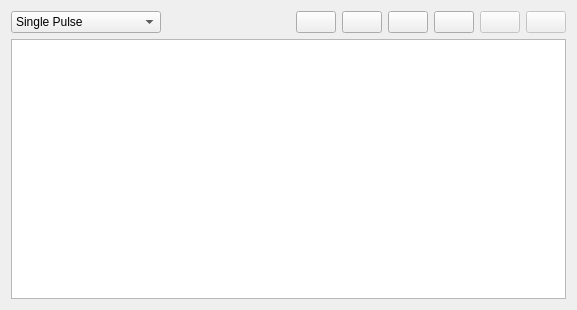
First picture: the form in galapagos/gui/qt/galapagos/GalSequenceWidget.ui, repository gsi-ee/drivers, before the edit.
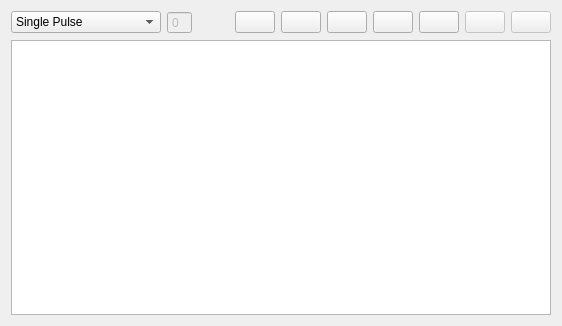
Second picture: the form after the edit. Icons and pictures are not drawn.

What changed in the file:
```diff
--- a/galapagos/gui/qt/galapagos/GalSequenceWidget.ui
+++ b/galapagos/gui/qt/galapagos/GalSequenceWidget.ui
@@ -6,8 +6,8 @@
    <rect>
     <x>0</x>
     <y>0</y>
-    <width>577</width>
-    <height>310</height>
+    <width>562</width>
+    <height>326</height>
    </rect>
   </property>
   <property name="windowTitle">
@@ -47,6 +47,22 @@
        </item>
       </widget>
      </item>
+     <item>
+      <widget class="QSpinBox" name="SequenceIDSpinBox">
+       <property name="enabled">
+        <bool>false</bool>
+       </property>
+       <property name="toolTip">
+        <string>unique id of selected sequence</string>
+       </property>
+       <property name="readOnly">
+        <bool>false</bool>
+       </property>
+       <property name="buttonSymbols">
+        <enum>QAbstractSpinBox::NoButtons</enum>
+       </property>
+      </widget>
+     </item>
      <item>
       <spacer name="horizontalSpacer">
        <property name="orientation">
@@ -88,6 +104,20 @@
        </property>
       </widget>
      </item>
+     <item>
+      <widget class="QPushButton" name="SequenceDeleteButton">
+       <property name="toolTip">
+        <string>&lt;html&gt;&lt;head/&gt;&lt;body&gt;&lt;p&gt;Remove selected sequence from setup&lt;/p&gt;&lt;/body&gt;&lt;/html&gt;</string>
+       </property>
+       <property name="text">
+        <string/>
+       </property>
+       <property name="icon">
+        <iconset resource="../galapicons.qrc">
+         <normaloff>:/icons/delete.png</normaloff>:/icons/delete.png</iconset>
+       </property>
+      </widget>
+     </item>
      <item>
       <widget class="QPushButton" name="SequenceLoadButton">
        <property name="toolTip">
```
